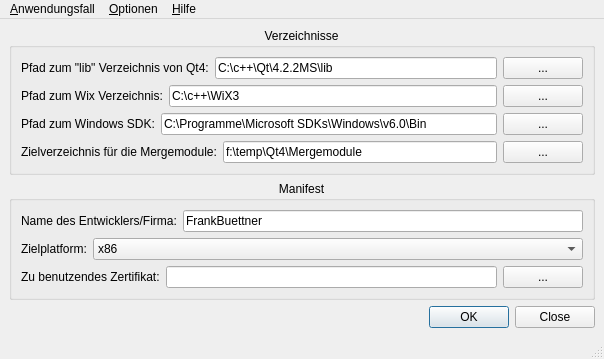
First picture: the form in Merge Module/Qt MS/Entwicklung/Dialoge/HauptBasis.ui, repository BackupTheBerlios/qtsbsa-svn, before the edit.
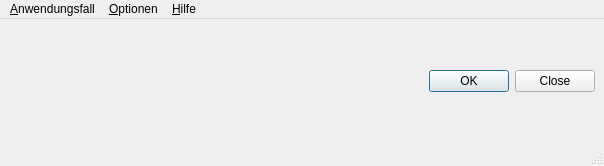
Second picture: the form after the edit.

```diff
--- a/Merge Module/Qt MS/Entwicklung/Dialoge/HauptBasis.ui
+++ b/Merge Module/Qt MS/Entwicklung/Dialoge/HauptBasis.ui
@@ -6,7 +6,7 @@
     <x>0</x>
     <y>0</y>
     <width>604</width>
-    <height>358</height>
+    <height>166</height>
    </rect>
   </property>
   <property name="windowTitle" >
@@ -20,343 +20,6 @@
     <property name="spacing" >
      <number>6</number>
     </property>
-    <item>
-     <widget class="QGroupBox" name="groupBox" >
-      <property name="title" >
-       <string>Verzeichnisse</string>
-      </property>
-      <property name="alignment" >
-       <set>Qt::AlignHCenter</set>
-      </property>
-      <layout class="QVBoxLayout" >
-       <property name="margin" >
-        <number>9</number>
-       </property>
-       <property name="spacing" >
-        <number>6</number>
-       </property>
-       <item>
-        <layout class="QHBoxLayout" >
-         <property name="margin" >
-          <number>0</number>
-         </property>
-         <property name="spacing" >
-          <number>6</number>
-         </property>
-         <item>
-          <widget class="QLabel" name="label" >
-           <property name="text" >
-            <string>Pfad zum "lib" Verzeichnis von Qt4:</string>
-           </property>
-          </widget>
-         </item>
-         <item>
-          <widget class="QLineEdit" name="txtQtPfad" >
-           <property name="sizePolicy" >
-            <sizepolicy>
-             <hsizetype>7</hsizetype>
-             <vsizetype>0</vsizetype>
-             <horstretch>255</horstretch>
-             <verstretch>0</verstretch>
-            </sizepolicy>
-           </property>
-           <property name="text" >
-            <string>C:\c++\Qt\4.2.2MS\lib</string>
-           </property>
-          </widget>
-         </item>
-         <item>
-          <widget class="QPushButton" name="sfQtPfadSuchen" >
-           <property name="sizePolicy" >
-            <sizepolicy>
-             <hsizetype>1</hsizetype>
-             <vsizetype>0</vsizetype>
-             <horstretch>0</horstretch>
-             <verstretch>0</verstretch>
-            </sizepolicy>
-           </property>
-           <property name="minimumSize" >
-            <size>
-             <width>0</width>
-             <height>0</height>
-            </size>
-           </property>
-           <property name="baseSize" >
-            <size>
-             <width>0</width>
-             <height>0</height>
-            </size>
-           </property>
-           <property name="text" >
-            <string>...</string>
-           </property>
-          </widget>
-         </item>
-        </layout>
-       </item>
-       <item>
-        <layout class="QHBoxLayout" >
-         <property name="margin" >
-          <number>0</number>
-         </property>
-         <property name="spacing" >
-          <number>6</number>
-         </property>
-         <item>
-          <widget class="QLabel" name="label_2" >
-           <property name="text" >
-            <string>Pfad zum Wix Verzeichnis:</string>
-           </property>
-          </widget>
-         </item>
-         <item>
-          <widget class="QLineEdit" name="txtWixPfad" >
-           <property name="sizePolicy" >
-            <sizepolicy>
-             <hsizetype>7</hsizetype>
-             <vsizetype>0</vsizetype>
-             <horstretch>255</horstretch>
-             <verstretch>0</verstretch>
-            </sizepolicy>
-           </property>
-           <property name="text" >
-            <string>C:\c++\WiX3</string>
-           </property>
-          </widget>
-         </item>
-         <item>
-          <widget class="QPushButton" name="sfWixPfadSuchen" >
-           <property name="text" >
-            <string>...</string>
-           </property>
-          </widget>
-         </item>
-        </layout>
-       </item>
-       <item>
-        <layout class="QHBoxLayout" >
-         <property name="margin" >
-          <number>0</number>
-         </property>
-         <property name="spacing" >
-          <number>6</number>
-         </property>
-         <item>
-          <widget class="QLabel" name="label_8" >
-           <property name="text" >
-            <string>Pfad zum Windows SDK:</string>
-           </property>
-          </widget>
-         </item>
-         <item>
-          <widget class="QLineEdit" name="txtWindowsSDKPfad" >
-           <property name="sizePolicy" >
-            <sizepolicy>
-             <hsizetype>7</hsizetype>
-             <vsizetype>0</vsizetype>
-             <horstretch>255</horstretch>
-             <verstretch>0</verstretch>
-            </sizepolicy>
-           </property>
-           <property name="toolTip" >
-            <string>Hier bitte den Pfad eingeben, wo sich die Werkzeuge aus dem Windows SDK befinden.</string>
-           </property>
-           <property name="text" >
-            <string>C:\Programme\Microsoft SDKs\Windows\v6.0\Bin</string>
-           </property>
-          </widget>
-         </item>
-         <item>
-          <widget class="QPushButton" name="sfWindowsSDKPfadSuchen" >
-           <property name="text" >
-            <string>...</string>
-           </property>
-          </widget>
-         </item>
-        </layout>
-       </item>
-       <item>
-        <layout class="QHBoxLayout" >
-         <property name="margin" >
-          <number>0</number>
-         </property>
-         <property name="spacing" >
-          <number>6</number>
-         </property>
-         <item>
-          <widget class="QLabel" name="label_3" >
-           <property name="text" >
-            <string>Zielverzeichnis für die Mergemodule:</string>
-           </property>
-          </widget>
-         </item>
-         <item>
-          <widget class="QLineEdit" name="txtZielPfad" >
-           <property name="sizePolicy" >
-            <sizepolicy>
-             <hsizetype>7</hsizetype>
-             <vsizetype>0</vsizetype>
-             <horstretch>255</horstretch>
-             <verstretch>0</verstretch>
-            </sizepolicy>
-           </property>
-           <property name="text" >
-            <string>f:\temp\Qt4\Mergemodule</string>
-           </property>
-          </widget>
-         </item>
-         <item>
-          <widget class="QPushButton" name="sfZielpfadSuchen" >
-           <property name="text" >
-            <string>...</string>
-           </property>
-          </widget>
-         </item>
-        </layout>
-       </item>
-      </layout>
-     </widget>
-    </item>
-    <item>
-     <widget class="QGroupBox" name="groupBox_2" >
-      <property name="title" >
-       <string>Manifest</string>
-      </property>
-      <property name="alignment" >
-       <set>Qt::AlignHCenter</set>
-      </property>
-      <layout class="QVBoxLayout" >
-       <property name="margin" >
-        <number>9</number>
-       </property>
-       <property name="spacing" >
-        <number>6</number>
-       </property>
-       <item>
-        <layout class="QHBoxLayout" >
-         <property name="margin" >
-          <number>0</number>
-         </property>
-         <property name="spacing" >
-          <number>6</number>
-         </property>
-         <item>
-          <widget class="QLabel" name="label_5" >
-           <property name="text" >
-            <string>Name des Entwicklers/Firma:</string>
-           </property>
-          </widget>
-         </item>
-         <item>
-          <widget class="QLineEdit" name="txtEntwicklername" >
-           <property name="sizePolicy" >
-            <sizepolicy>
-             <hsizetype>7</hsizetype>
-             <vsizetype>0</vsizetype>
-             <horstretch>255</horstretch>
-             <verstretch>0</verstretch>
-            </sizepolicy>
-           </property>
-           <property name="text" >
-            <string>FrankBuettner</string>
-           </property>
-          </widget>
-         </item>
-        </layout>
-       </item>
-       <item>
-        <layout class="QHBoxLayout" >
-         <property name="margin" >
-          <number>0</number>
-         </property>
-         <property name="spacing" >
-          <number>6</number>
-         </property>
-         <item>
-          <widget class="QLabel" name="label_6" >
-           <property name="text" >
-            <string>Zielplatform:</string>
-           </property>
-          </widget>
-         </item>
-         <item>
-          <widget class="QComboBox" name="awProzessor" >
-           <property name="sizePolicy" >
-            <sizepolicy>
-             <hsizetype>5</hsizetype>
-             <vsizetype>0</vsizetype>
-             <horstretch>255</horstretch>
-             <verstretch>0</verstretch>
-            </sizepolicy>
-           </property>
-           <item>
-            <property name="text" >
-             <string>x86</string>
-            </property>
-           </item>
-           <item>
-            <property name="text" >
-             <string>x64</string>
-            </property>
-           </item>
-           <item>
-            <property name="text" >
-             <string>ia64</string>
-            </property>
-           </item>
-          </widget>
-         </item>
-        </layout>
-       </item>
-       <item>
-        <layout class="QHBoxLayout" >
-         <property name="margin" >
-          <number>0</number>
-         </property>
-         <property name="spacing" >
-          <number>6</number>
-         </property>
-         <item>
-          <widget class="QLabel" name="label_7" >
-           <property name="text" >
-            <string>Zu benutzendes Zertifikat:</string>
-           </property>
-          </widget>
-         </item>
-         <item>
-          <widget class="QLineEdit" name="txtZertifikat" >
-           <property name="sizePolicy" >
-            <sizepolicy>
-             <hsizetype>7</hsizetype>
-             <vsizetype>0</vsizetype>
-             <horstretch>255</horstretch>
-             <verstretch>0</verstretch>
-            </sizepolicy>
-           </property>
-           <property name="toolTip" >
-            <string>&lt;html>&lt;head>&lt;meta name="qrichtext" content="1" />&lt;style type="text/css">
-p, li { white-space: pre-wrap; }
-&lt;/style>&lt;/head>&lt;body style=" font-family:'MS Shell Dlg 2'; font-size:8.25pt; font-weight:400; font-style:normal; text-decoration:none;">
-&lt;p style=" margin-top:0px; margin-bottom:0px; margin-left:0px; margin-right:0px; -qt-block-indent:0; text-indent:0px; font-size:8pt;">Dies ist der SHA-1 Fingerabdruck des Zertifikates.&lt;/p>
-&lt;p style=" margin-top:0px; margin-bottom:0px; margin-left:0px; margin-right:0px; -qt-block-indent:0; text-indent:0px; font-size:8pt;">Damit wird das Zertifikat später identifiziert.&lt;/p>&lt;/body>&lt;/html></string>
-           </property>
-           <property name="readOnly" >
-            <bool>true</bool>
-           </property>
-          </widget>
-         </item>
-         <item>
-          <widget class="QPushButton" name="sfZertifikatSuchen" >
-           <property name="text" >
-            <string>...</string>
-           </property>
-          </widget>
-         </item>
-        </layout>
-       </item>
-      </layout>
-     </widget>
-    </item>
     <item>
      <widget class="QDialogButtonBox" name="sfBox" >
       <property name="orientation" >
```
